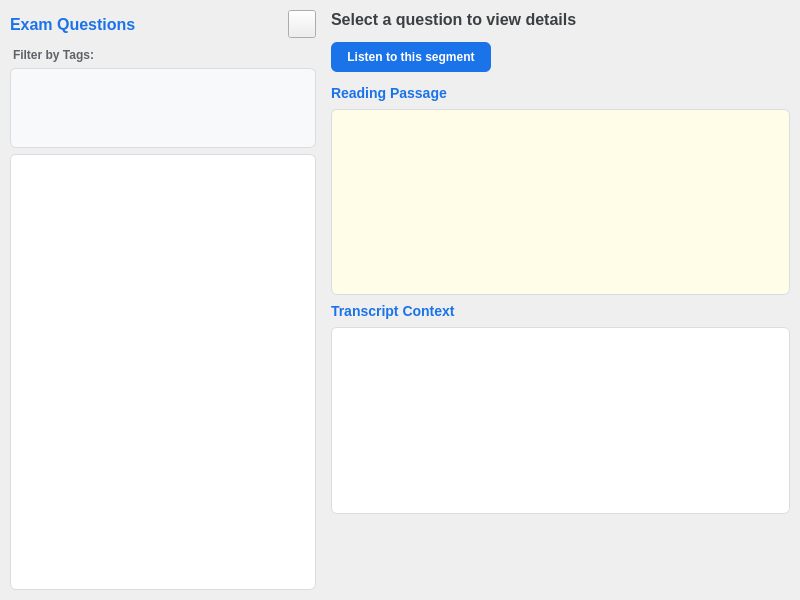
First picture: the form in ui/exam_groups_widget.ui, repository xuanbinh313/pyside6-jun-edu, before the edit.
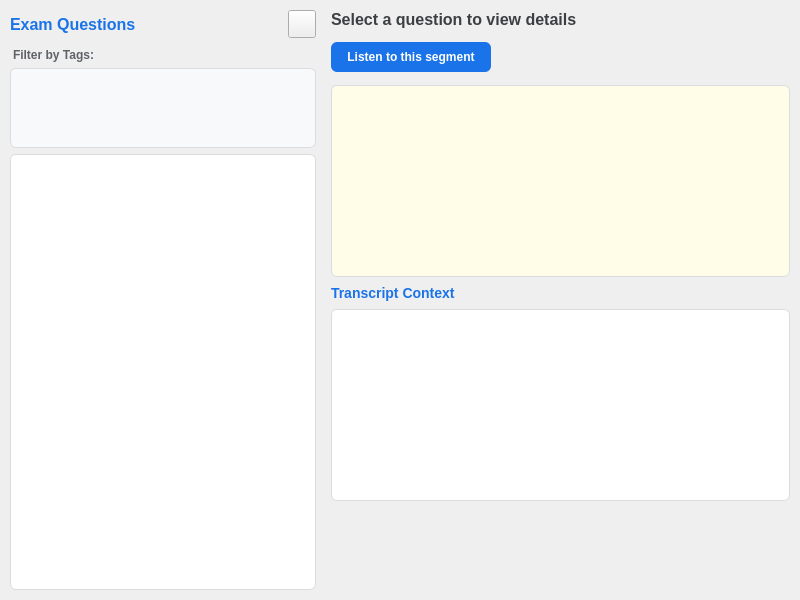
Second picture: the form after the edit.

What changed in the file:
```diff
--- a/ui/exam_groups_widget.ui
+++ b/ui/exam_groups_widget.ui
@@ -256,19 +256,6 @@
         </layout>
        </widget>
       </item>
-      <item>
-       <widget class="QLabel" name="passage_label">
-        <property name="visible">
-         <bool>false</bool>
-        </property>
-        <property name="styleSheet">
-         <string notr="true">font-size: 14px; font-weight: bold; color: #1a73e8;</string>
-        </property>
-        <property name="text">
-         <string>Reading Passage</string>
-        </property>
-       </widget>
-      </item>
       <item>
        <widget class="QTextBrowser" name="passage_browser">
         <property name="visible">
@@ -330,8 +317,8 @@
           <rect>
            <x>0</x>
            <y>0</y>
-           <width>400</width>
-           <height>200</height>
+           <width>459</width>
+           <height>548</height>
           </rect>
          </property>
          <layout class="QVBoxLayout" name="options_layout">
```
Left out of the diff: 4 changed lines with no effect on the pictures. Lines whose indentation alone changed are shown as unchanged.
